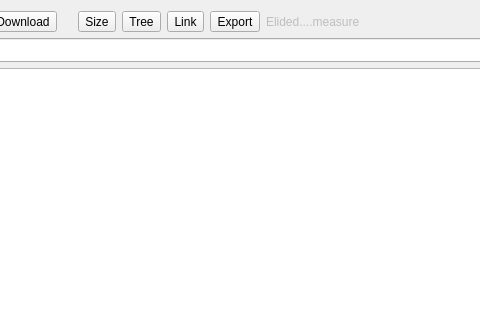
DeliciousMeatPop/ARMGDDNBrowser, file src/remote_widget.ui: the form before one commit; both pictures show x 99 to 579 and y 0 to 320 of the 1103 by 552 pixel window.
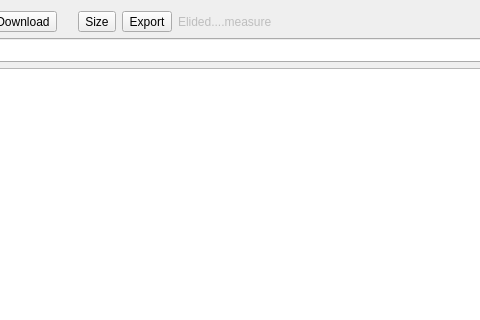
The form after the commit.

Commit message:
Icons, Mirrors tab, folder excludes, drop Link/Tree buttons
- Drive remotes use the colored AG logo in both light and dark themes
- Remote-folder headers use a folder graphic with the AG logo on it
- Remote-folder patterns support excludes: 'Include-* / term' drops any
  matching remote whose name matches an exclude term after the slash
- Rename the Remotes tab to Mirrors and remove the placeholder CheckBoxes
- Remove the Link and DirTree buttons from the remote view

Claude-Session: https://claude.ai/code/session_01PwAc1L9ySwoJrtAQrh8vrN

What changed in the file:
```diff
--- a/src/remote_widget.ui
+++ b/src/remote_widget.ui
@@ -113,26 +113,6 @@
             </property>
            </widget>
           </item>
-          <item>
-           <widget class="QToolButton" name="buttonTree">
-            <property name="text">
-             <string>Tree</string>
-            </property>
-            <property name="toolButtonStyle">
-             <enum>Qt::ToolButtonTextUnderIcon</enum>
-            </property>
-           </widget>
-          </item>
-          <item>
-           <widget class="QToolButton" name="buttonLink">
-            <property name="text">
-             <string>Link</string>
-            </property>
-            <property name="toolButtonStyle">
-             <enum>Qt::ToolButtonTextUnderIcon</enum>
-            </property>
-           </widget>
-          </item>
           <item>
            <widget class="QToolButton" name="buttonExport">
             <property name="text">
```
Left out of the diff: 20 changed lines with no effect on the pictures. The commit also changes 7 other files.
